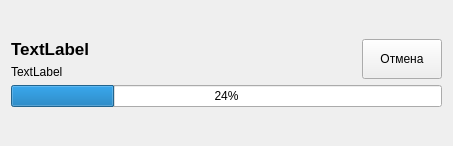
First picture: the form in forms/taskview.ui, repository Quirtel/DiskAnalyzer, before the edit.
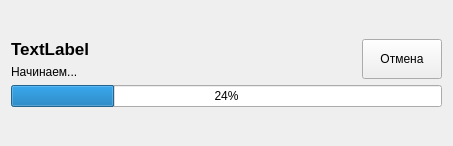
Second picture: the form after the edit.

```diff
--- a/forms/taskview.ui
+++ b/forms/taskview.ui
@@ -43,7 +43,7 @@
             </sizepolicy>
            </property>
            <property name="text">
-            <string>TextLabel</string>
+            <string>Начинаем...</string>
            </property>
            <property name="wordWrap">
             <bool>false</bool>
```
